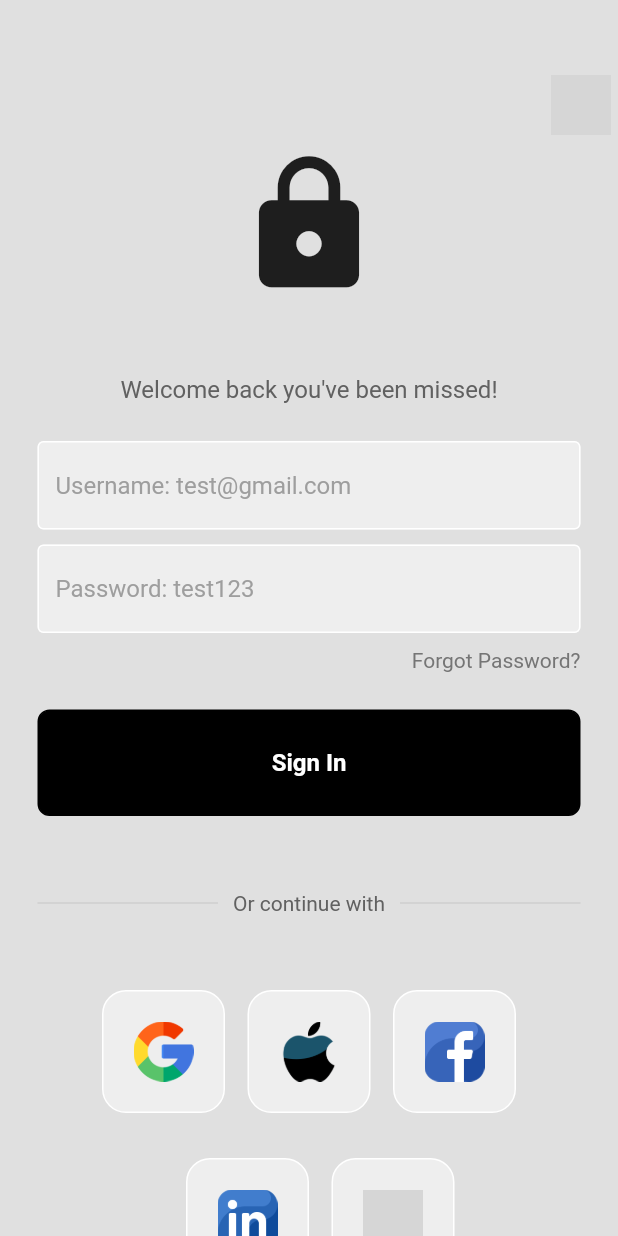
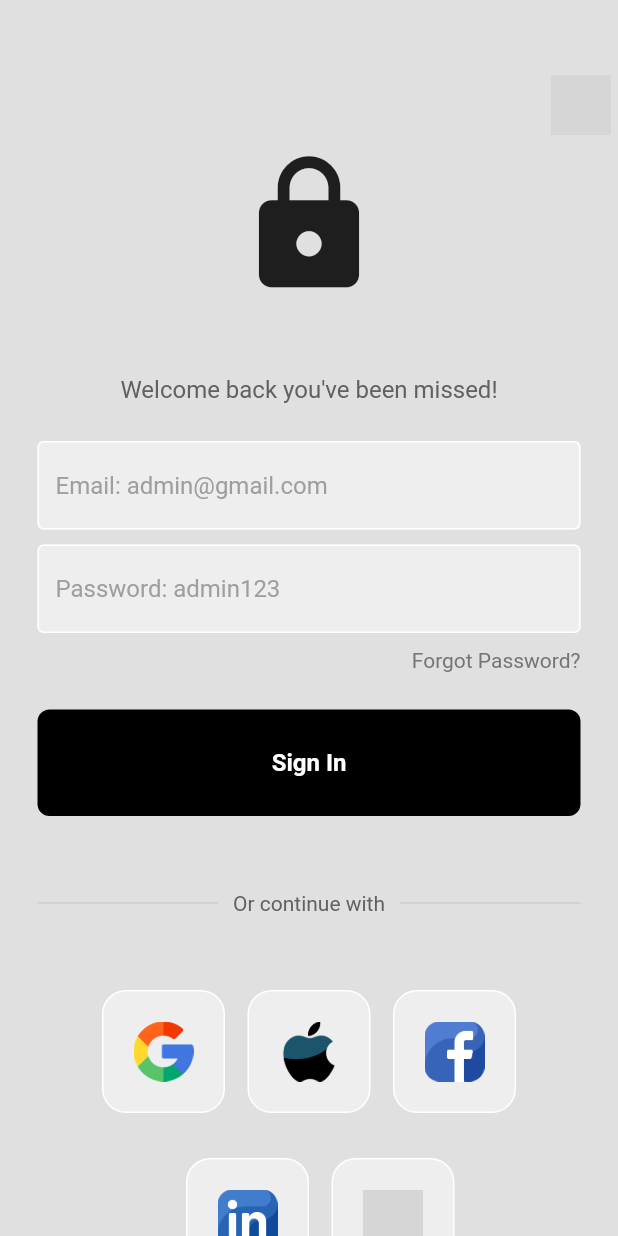
Before and after one commit to iifast2/ModernLoginUI, a Flutter app: the screen it shows after launch, on a phone screen of 412 x 824 dp. Run offline on Flutter 3.47's test engine with Material 2 defaults, Android fonts, the phone set to English and light mode, and no system bars; our stand-ins replace firebase_auth, firebase_core; accounts and stored records are empty; grey boxes are pictures that could not be loaded.

Commit message:
Commit 2
:white_check_mark:

Commit 2 - by the end vd 2 - not done yet :

* added sign-out button

* changed the login_page widget ( stateless -> stateful ) : press alt + enter on top of it [ using windows & android studio ]

* adding exceptions & print in console

* adding loading CircularProgressIndicator while waiting for the sign-in

```diff
--- a/lib/pages/home_page.dart
+++ b/lib/pages/home_page.dart
@@ -11,6 +11,7 @@ class HomePage extends StatelessWidget {
   void signUserOut() {
     FirebaseAuth.instance.signOut();
   }
+
 
   @override
   Widget build(BuildContext context) {
--- a/lib/pages/login_page.dart
+++ b/lib/pages/login_page.dart
@@ -1,22 +1,63 @@
+//import 'dart:js';
+//import 'package:path/path.dart';
+
 import 'package:firebase_auth/firebase_auth.dart';
 import 'package:flutter/material.dart';
 import 'package:modernlogintute/components/my_button.dart';
 import 'package:modernlogintute/components/my_textfield.dart';
 import 'package:modernlogintute/components/square_tile.dart';
 
-class LoginPage extends StatelessWidget {
+class LoginPage extends StatefulWidget {
   LoginPage({super.key});
 
+  @override
+  State<LoginPage> createState() => _LoginPageState();
+}
+
+class _LoginPageState extends State<LoginPage> {
   // text editing controllers
   final emailController = TextEditingController();
+
   final passwordController = TextEditingController();
 
   // sign user in method
   void signUserIn() async {
-    await FirebaseAuth.instance.signInWithEmailAndPassword(
-      email: emailController.text,
-      password: passwordController.text,
-    );
+
+    // show a loading circle while the user logs in ~ because that will take a lil bit of time
+    // https://stackoverflow.com/a/63993275/10216101
+
+   showDialog(context: this.context, builder: (context){
+     return const Center(
+       child: CircularProgressIndicator(),
+
+
+
+     );
+
+   },);
+
+     // Sign in
+
+   try{
+     await FirebaseAuth.instance.signInWithEmailAndPassword(
+       email: emailController.text,
+       password: passwordController.text,
+     );
+
+   } on FirebaseAuthException catch (e) {
+     if(e.code == 'user-not-found'){
+       print('No user found for that email !!!!');
+     }else if(e.code == 'wrong-password'){
+       print('Wrong password !!!!');
+     }
+   }
+
+
+    // pop the loading circle ~ after it loads , this will make it go away
+
+    Navigator.pop(this.context);
+
+
   }
 
   @override
@@ -65,14 +106,14 @@ class LoginPage extends StatelessWidget {
                 // email textfield
                 MyTextField(
                   controller: emailController,
-                  hintText: 'Username: test@gmail.com',
+                  hintText: 'Email: admin@gmail.com',
                   obscureText: false,
                 ),
                 const SizedBox(height: 10),
                 // password textfield
                 MyTextField(
                   controller: passwordController,
-                  hintText: 'Password: test123',
+                  hintText: 'Password: admin123',
                   obscureText: true,
                 ),
                 const SizedBox(height: 10),
```
